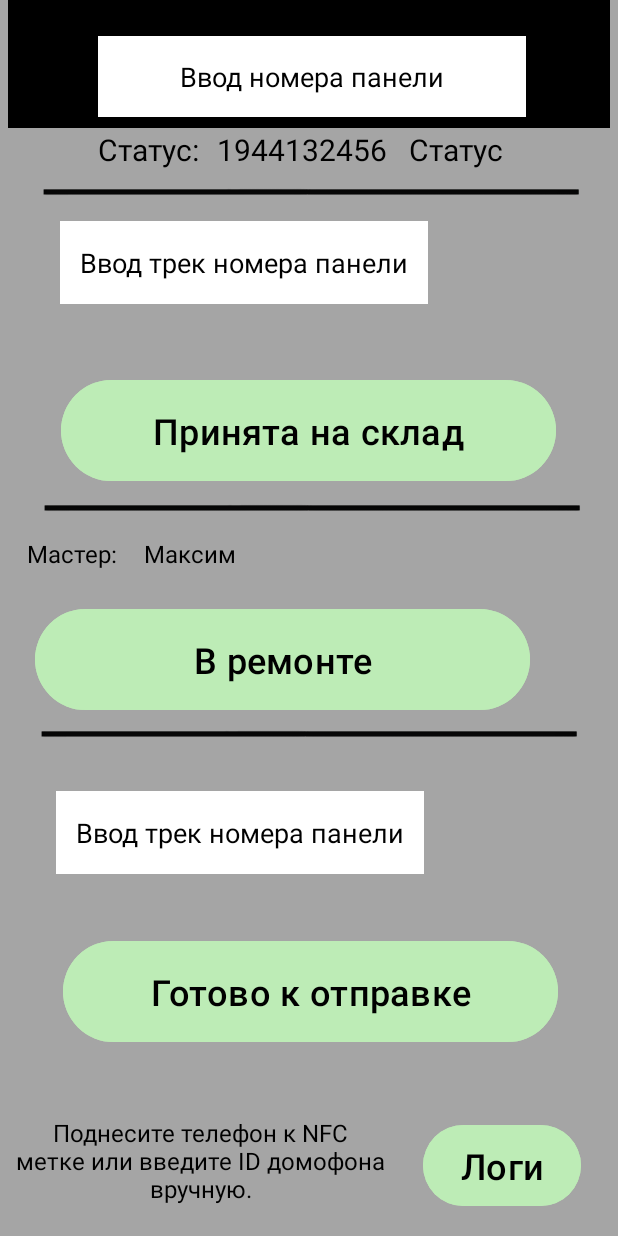
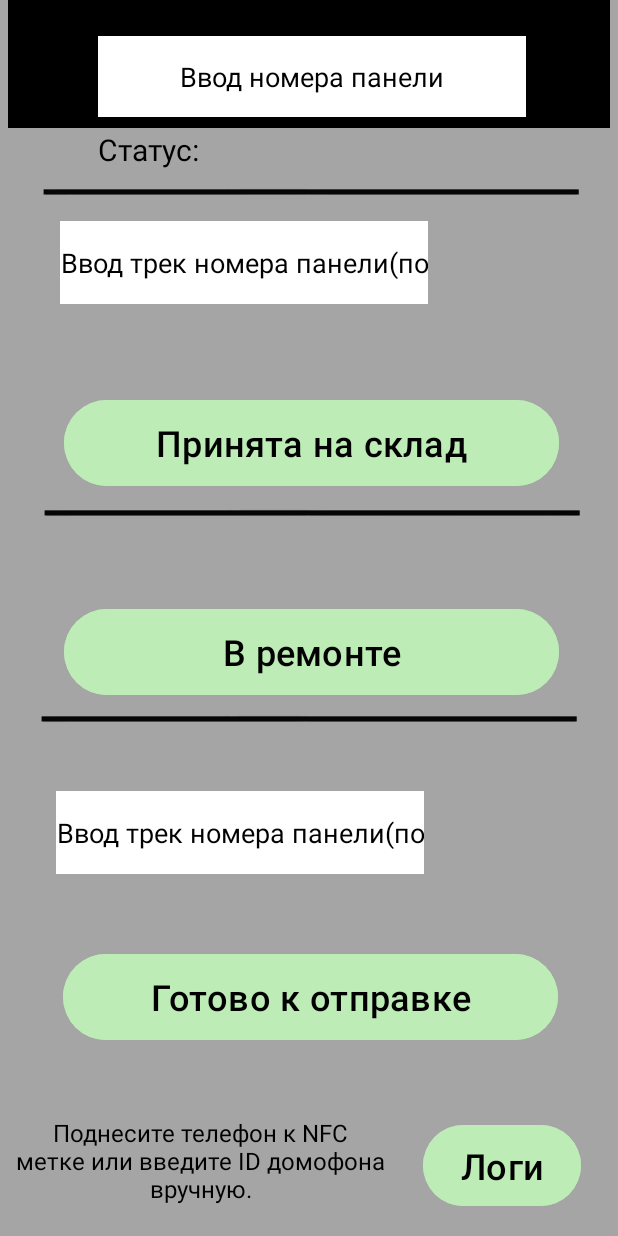
Before and after one commit to maxlukyrabbit/Sputnik, an Android app: the screen it shows after launch (MainActivity), on a phone screen of 412 x 824 dp. Run offline under Robolectric (Android 15) with nearby library versions, the phone set to English and light mode, and no system bars.

Commit message:
Everything except design and logs

```diff
--- a/My_Application/app/src/main/res/layout/activity_main.xml
+++ b/My_Application/app/src/main/res/layout/activity_main.xml
@@ -5,6 +5,7 @@
     android:layout_width="match_parent"
     android:layout_height="match_parent"
     android:background="#A5A5A5"
+    android:onClick="startLogs"
     tools:context=".MainActivity">
 
 
@@ -38,53 +39,52 @@
         app:layout_constraintTop_toBottomOf="@+id/editTextText"
         app:layout_constraintVertical_bias="0.64" />
 
+
     <Button
         android:id="@+id/Repair"
         android:layout_width="330dp"
-        android:layout_height="75dp"
+        android:layout_height="65dp"
         android:backgroundTint="@color/button"
         android:text="В ремонте"
         android:textColor="@color/black"
         android:textSize="24dp"
         app:layout_constraintBottom_toBottomOf="parent"
         app:layout_constraintEnd_toEndOf="parent"
-        app:layout_constraintHorizontal_bias="0.285"
+        app:layout_constraintHorizontal_bias="0.518"
         app:layout_constraintStart_toStartOf="parent"
         app:layout_constraintTop_toTopOf="parent"
-        app:layout_constraintVertical_bias="0.537"
+        app:layout_constraintVertical_bias="0.53"
         tools:ignore="MissingConstraints" />
 
     <Button
         android:id="@+id/button"
         android:layout_width="330dp"
-        android:layout_height="75dp"
+        android:layout_height="65dp"
         android:backgroundTint="@color/button"
         android:text="@string/button1"
         android:textColor="@color/black"
         android:textSize="24dp"
         app:layout_constraintBottom_toBottomOf="parent"
         app:layout_constraintEnd_toEndOf="parent"
-        app:layout_constraintHorizontal_bias="0.493"
+        app:layout_constraintHorizontal_bias="0.518"
         app:layout_constraintStart_toStartOf="parent"
         app:layout_constraintTop_toTopOf="parent"
-        app:layout_constraintVertical_bias="0.333"
-        tools:ignore="MissingConstraints"
-        />
+        app:layout_constraintVertical_bias="0.346"
+        tools:ignore="MissingConstraints" />
 
-
-    <TextView
-        android:id="@+id/Master"
-        android:layout_width="64dp"
-        android:layout_height="32dp"
-        android:text="Максим"
-        android:textColor="@color/black"
-        android:textSize="16dp"
-        app:layout_constraintBottom_toBottomOf="parent"
-        app:layout_constraintEnd_toEndOf="parent"
-        app:layout_constraintHorizontal_bias="0.276"
-        app:layout_constraintStart_toStartOf="parent"
-        app:layout_constraintTop_toTopOf="parent"
-        app:layout_constraintVertical_bias="0.452" />
+    <!--    <TextView-->
+    <!--        android:id="@+id/Master"-->
+    <!--        android:layout_width="64dp"-->
+    <!--        android:layout_height="32dp"-->
+    <!--        android:text="Максим"-->
+    <!--        android:textColor="@color/black"-->
+    <!--        android:textSize="16dp"-->
+    <!--        app:layout_constraintBottom_toBottomOf="parent"-->
+    <!--        app:layout_constraintEnd_toEndOf="parent"-->
+    <!--        app:layout_constraintHorizontal_bias="0.365"-->
+    <!--        app:layout_constraintStart_toStartOf="parent"-->
+    <!--        app:layout_constraintTop_toTopOf="parent"-->
+    <!--        app:layout_constraintVertical_bias="0.449" />-->
 
     <EditText
         android:id="@+id/editTextText"
@@ -117,11 +117,10 @@
 
     <TextView
         android:id="@+id/Status"
-        android:textColor="@color/black"
         android:layout_width="wrap_content"
         android:layout_height="wrap_content"
         android:layout_marginTop="8dp"
-        android:text="Статус"
+        android:textColor="@color/black"
         android:textSize="20sp"
         app:layout_constraintEnd_toEndOf="parent"
         app:layout_constraintHorizontal_bias="0.16"
@@ -135,7 +134,6 @@
         android:layout_marginStart="12dp"
         android:layout_marginTop="8dp"
         android:textColor="@color/black"
-        android:text="1944132456"
         android:textSize="20sp"
         app:layout_constraintStart_toEndOf="@+id/textView5"
         app:layout_constraintTop_toBottomOf="@+id/editTextText" />
@@ -146,8 +144,8 @@
         android:layout_height="wrap_content"
         android:layout_marginTop="8dp"
         android:text="Статус:"
+        android:textColor="@color/black"
         android:textSize="20sp"
-        android:textColor="@color/black"
         app:layout_constraintEnd_toEndOf="parent"
         app:layout_constraintHorizontal_bias="0.19"
         app:layout_constraintStart_toStartOf="parent"
@@ -183,24 +181,24 @@
         app:layout_constraintTop_toBottomOf="@+id/editTextText"
         app:layout_constraintVertical_bias="0.074" />
 
-    <TextView
-        android:id="@+id/textView2"
-        android:layout_width="64dp"
-        android:layout_height="32dp"
-        android:text="Мастер:"
-        android:textColor="@color/black"
-        android:textSize="16dp"
-        app:layout_constraintBottom_toBottomOf="parent"
-        app:layout_constraintEnd_toEndOf="parent"
-        app:layout_constraintHorizontal_bias="0.051"
-        app:layout_constraintStart_toStartOf="parent"
-        app:layout_constraintTop_toTopOf="parent"
-        app:layout_constraintVertical_bias="0.452" />
+    <!--    <TextView-->
+    <!--        android:id="@+id/textView2"-->
+    <!--        android:layout_width="64dp"-->
+    <!--        android:layout_height="32dp"-->
+    <!--        android:text="Мастер:"-->
+    <!--        android:textColor="@color/black"-->
+    <!--        android:textSize="16dp"-->
+    <!--        app:layout_constraintBottom_toBottomOf="parent"-->
+    <!--        app:layout_constraintEnd_toEndOf="parent"-->
+    <!--        app:layout_constraintHorizontal_bias="0.149"-->
+    <!--        app:layout_constraintStart_toStartOf="parent"-->
+    <!--        app:layout_constraintTop_toTopOf="parent"-->
+    <!--        app:layout_constraintVertical_bias="0.449" />-->
 
     <Button
         android:id="@+id/button2"
         android:layout_width="330dp"
-        android:layout_height="75dp"
+        android:layout_height="65dp"
         android:backgroundTint="@color/button"
         android:text="@string/button2"
 
--- a/My_Application/app/src/main/res/values/strings.xml
+++ b/My_Application/app/src/main/res/values/strings.xml
@@ -1,8 +1,10 @@
 <resources>
     <string name="app_name">SK-Warranty</string>
-    <string name="button1" >Принята на склад</string>
+    <string name="button1">Принята на склад</string>
     <string name="button2">Готово к отправке</string>
     <string name="NFC_inf">Поднесите телефон к NFC метке или введите ID  домофона вручную.</string>
     <string name="text">Ввод номера панели</string>
-    <string name="track_number">Ввод трек номера панели</string>
+    <string name="track_number">Ввод трек номера панели(посылки)</string>
+    <string name="rb1">Изменить</string>
+    <string name="rb2">Получить</string>
 </resources>
```
Also changed, not shown: My_Application/app/src/main/AndroidManifest.xml (+15 -5 lines), My_Application/app/src/main/java/com/example/my_application/Change_stage.java (+25 -24 lines), My_Application/app/src/main/java/com/example/my_application/GetOutgoingIncomingTackNumber.java (added, +59 -0 lines), My_Application/app/src/main/java/com/example/my_application/MainActivity.java (+80 -107 lines), My_Application/app/src/main/java/com/example/my_application/change_track_number.java (added, +90 -0 lines), My_Application/app/src/main/java/com/example/my_application/logs.java (added, +14 -0 lines), My_Application/app/src/main/res/layout/activity_logs.xml (added, +9 -0 lines).
